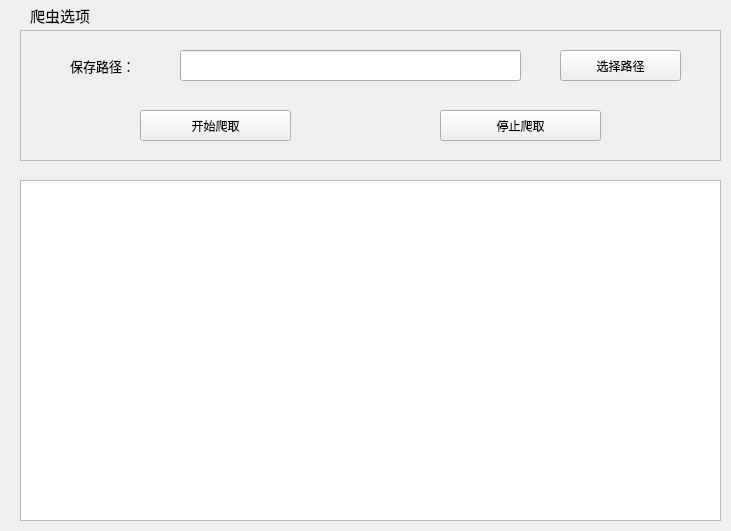
This is MyProject/pac/RunTo/untitled1.ui in BillowJ/PyQt as Qt 5 draws it before an edit. The edited form follows.
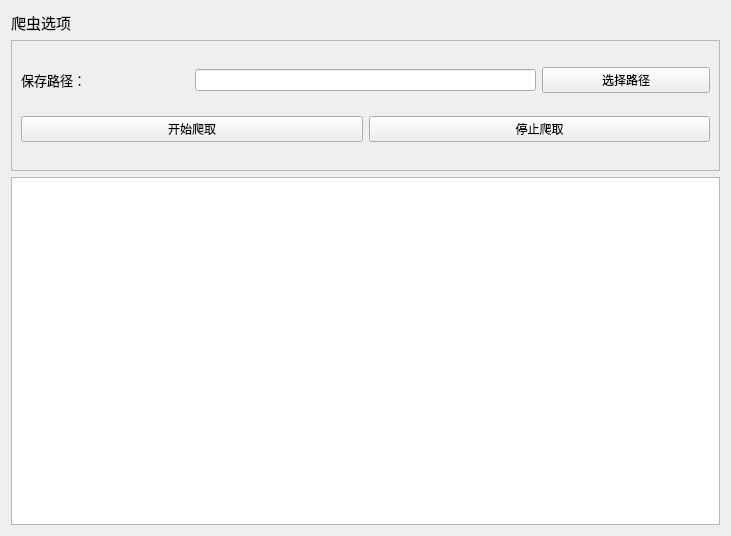
This is the edited form.

Diff of the .ui file:
```diff
--- a/MyProject/pac/RunTo/untitled1.ui
+++ b/MyProject/pac/RunTo/untitled1.ui
@@ -7,31 +7,15 @@
     <x>0</x>
     <y>0</y>
     <width>731</width>
-    <height>531</height>
+    <height>536</height>
    </rect>
   </property>
   <property name="windowTitle">
    <string>Form</string>
   </property>
-  <widget class="QTextBrowser" name="textBrowser">
-   <property name="geometry">
-    <rect>
-     <x>20</x>
-     <y>180</y>
-     <width>701</width>
-     <height>341</height>
-    </rect>
-   </property>
-  </widget>
+  <layout class="QGridLayout" name="gridLayout_2">
+   <item row="0" column="0">
   <widget class="QLabel" name="label">
-   <property name="geometry">
-    <rect>
-     <x>30</x>
-     <y>0</y>
-     <width>111</width>
-     <height>31</height>
-    </rect>
-   </property>
    <property name="font">
     <font>
      <pointsize>11</pointsize>
@@ -44,14 +28,14 @@
     <string>爬虫选项</string>
    </property>
   </widget>
+   </item>
+   <item row="1" column="0">
   <widget class="QFrame" name="frame">
-   <property name="geometry">
-    <rect>
-     <x>20</x>
-     <y>30</y>
-     <width>701</width>
+     <property name="minimumSize">
+      <size>
+       <width>691</width>
      <height>131</height>
-    </rect>
+      </size>
    </property>
    <property name="frameShape">
     <enum>QFrame::StyledPanel</enum>
@@ -59,74 +43,57 @@
    <property name="frameShadow">
     <enum>QFrame::Raised</enum>
    </property>
+     <layout class="QGridLayout" name="gridLayout">
+      <item row="0" column="1" colspan="2">
+       <widget class="QLineEdit" name="lineEdit"/>
+      </item>
+      <item row="0" column="0">
+       <widget class="QLabel" name="label_2">
+        <property name="font">
+         <font>
+          <pointsize>10</pointsize>
+         </font>
+        </property>
+        <property name="text">
+         <string>保存路径：</string>
+        </property>
+       </widget>
+      </item>
+      <item row="1" column="0" colspan="2">
    <widget class="QPushButton" name="pushButton">
-    <property name="geometry">
-     <rect>
-      <x>120</x>
-      <y>80</y>
-      <width>151</width>
-      <height>31</height>
-     </rect>
-    </property>
     <property name="text">
      <string>开始爬取</string>
     </property>
    </widget>
+      </item>
+      <item row="0" column="3">
    <widget class="QPushButton" name="pushButton_2">
-    <property name="geometry">
-     <rect>
-      <x>540</x>
-      <y>20</y>
-      <width>121</width>
-      <height>31</height>
-     </rect>
-    </property>
     <property name="text">
      <string>选择路径</string>
     </property>
    </widget>
-   <widget class="QLabel" name="label_2">
-    <property name="geometry">
-     <rect>
-      <x>50</x>
-      <y>20</y>
-      <width>91</width>
-      <height>31</height>
-     </rect>
-    </property>
-    <property name="font">
-     <font>
-      <pointsize>10</pointsize>
-     </font>
-    </property>
-    <property name="text">
-     <string>保存路径：</string>
-    </property>
-   </widget>
-   <widget class="QLineEdit" name="lineEdit">
-    <property name="geometry">
-     <rect>
-      <x>160</x>
-      <y>20</y>
-      <width>341</width>
-      <height>31</height>
-     </rect>
-    </property>
-   </widget>
+      </item>
+      <item row="1" column="2" colspan="2">
    <widget class="QPushButton" name="pushButton_3">
-    <property name="geometry">
-     <rect>
-      <x>420</x>
-      <y>80</y>
-      <width>161</width>
-      <height>31</height>
-     </rect>
-    </property>
     <property name="text">
      <string>停止爬取</string>
     </property>
    </widget>
-  </widget>
+      </item>
+     </layout>
+    </widget>
+   </item>
+   <item row="2" column="0">
+    <widget class="QTextBrowser" name="textBrowser">
+     <property name="minimumSize">
+      <size>
+       <width>701</width>
+       <height>341</height>
+      </size>
+     </property>
+    </widget>
+   </item>
+  </layout>
  </widget>
  <resources/>
  <connections/>
```
Lines whose indentation alone changed are shown as unchanged.
